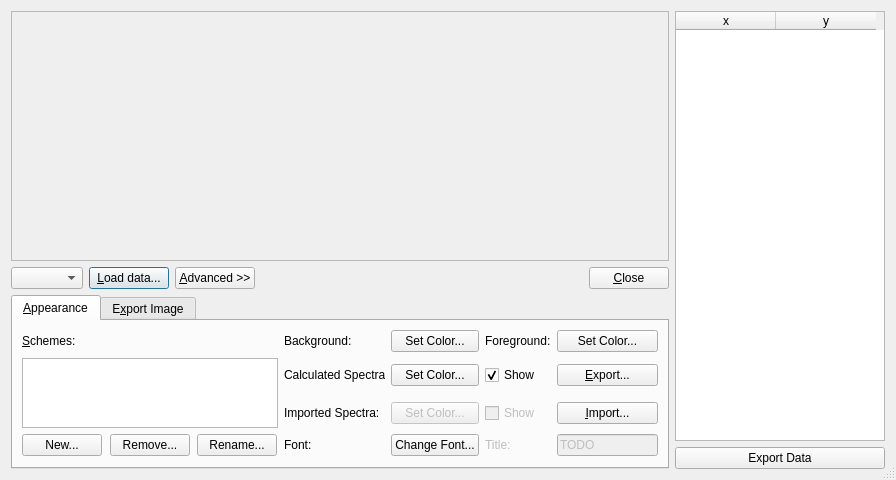
cryos/avogadro, file libavogadro/src/extensions/spectra/spectradialog.ui: the form before one commit.
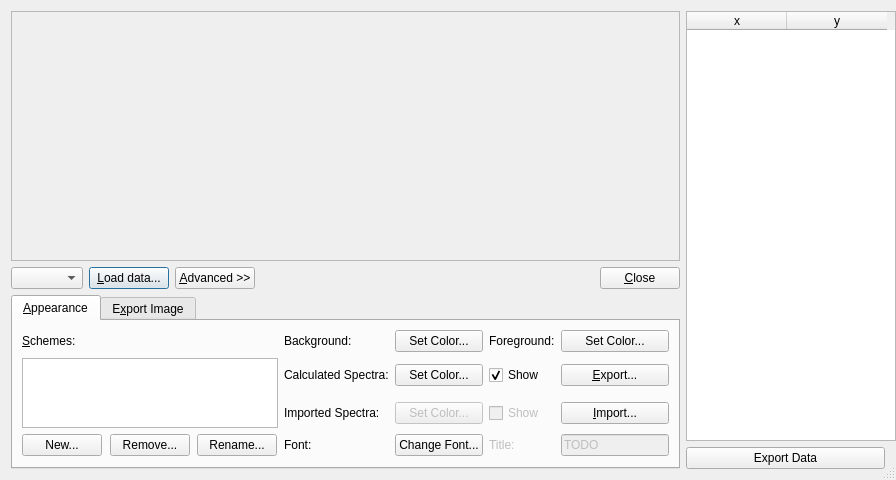
The form after the commit. Custom widgets are drawn as their Qt base class.

Commit message: Show coordinates of PlotWidget in spectra dialog

```diff
--- a/libavogadro/src/extensions/spectra/spectradialog.ui
+++ b/libavogadro/src/extensions/spectra/spectradialog.ui
@@ -23,7 +23,7 @@
    <bool>true</bool>
   </property>
   <layout class="QGridLayout" name="gridLayout">
-   <item row="0" column="0" colspan="5">
+   <item row="0" column="0" colspan="6">
     <widget class="Avogadro::PlotWidget" name="plot">
      <property name="sizePolicy">
       <sizepolicy hsizetype="Preferred" vsizetype="Expanding">
@@ -101,7 +101,7 @@
      </property>
     </spacer>
    </item>
-   <item row="1" column="4">
+   <item row="1" column="5">
     <widget class="QPushButton" name="pushButton">
      <property name="sizePolicy">
       <sizepolicy hsizetype="Fixed" vsizetype="Fixed">
@@ -114,7 +114,7 @@
      </property>
     </widget>
    </item>
-   <item row="2" column="0" rowspan="2" colspan="5">
+   <item row="2" column="0" rowspan="2" colspan="6">
     <widget class="QTabWidget" name="tab_widget">
      <property name="sizePolicy">
       <sizepolicy hsizetype="Expanding" vsizetype="Fixed">
@@ -636,7 +636,7 @@
      </widget>
     </widget>
    </item>
-   <item row="0" column="5" rowspan="3">
+   <item row="0" column="6" rowspan="3">
     <widget class="QTableWidget" name="dataTable">
      <property name="sizePolicy">
       <sizepolicy hsizetype="Fixed" vsizetype="Expanding">
@@ -692,13 +692,41 @@
      </column>
     </widget>
    </item>
-   <item row="3" column="5">
+   <item row="3" column="6">
     <widget class="QPushButton" name="push_exportData">
      <property name="text">
       <string>Export Data</string>
      </property>
     </widget>
    </item>
+   <item row="1" column="4">
+    <widget class="QLabel" name="currentCoordinates">
+     <property name="sizePolicy">
+      <sizepolicy hsizetype="Preferred" vsizetype="Preferred">
+       <horstretch>0</horstretch>
+       <verstretch>0</verstretch>
+      </sizepolicy>
+     </property>
+     <property name="minimumSize">
+      <size>
+       <width>150</width>
+       <height>0</height>
+      </size>
+     </property>
+     <property name="frameShape">
+      <enum>QFrame::NoFrame</enum>
+     </property>
+     <property name="frameShadow">
+      <enum>QFrame::Plain</enum>
+     </property>
+     <property name="text">
+      <string/>
+     </property>
+     <property name="alignment">
+      <set>Qt::AlignCenter</set>
+     </property>
+    </widget>
+   </item>
   </layout>
  </widget>
  <customwidgets>
```
Left out of the diff: 3 changed lines with no effect on the pictures. The commit also changes 2 other files.
